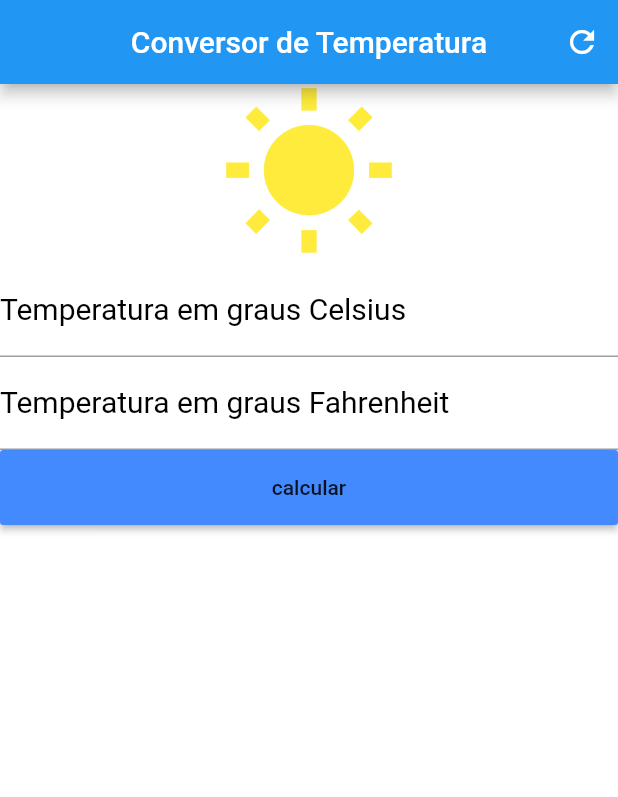
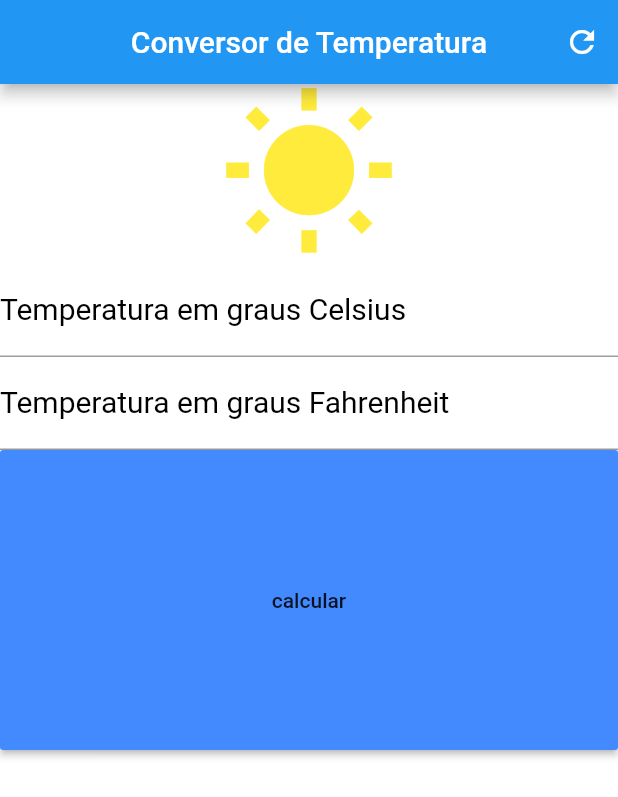
Before and after one commit to jodair/conversor_temperatura, a Flutter app: the screen it shows after launch, on a phone screen of 412 x 824 dp. Shown: the top 797 px of the screen. Run offline on Flutter 3.47's test engine with Material 2 defaults, Android fonts, the phone set to English and light mode, and no system bars.

Commit message:
Button corrigindo problema

```diff
--- a/lib/main.dart
+++ b/lib/main.dart
@@ -36,7 +36,7 @@ class _HomeState extends State<Home>{
     );
 
     Container containerBtn = Container(
-      height: 50.0,
+      height: 200.0,
       child: raisedButton,
     );
 
@@ -68,10 +68,14 @@ class _HomeState extends State<Home>{
       ],
     );
 
+    SingleChildScrollView singleChildScrollView = SingleChildScrollView(
+      child: column,
+    );
+
     Scaffold scaffold = Scaffold(
       appBar: appBar,
       backgroundColor: Colors.white,
-      body: column,
+      body: singleChildScrollView,
     );
 
     return scaffold;
```
